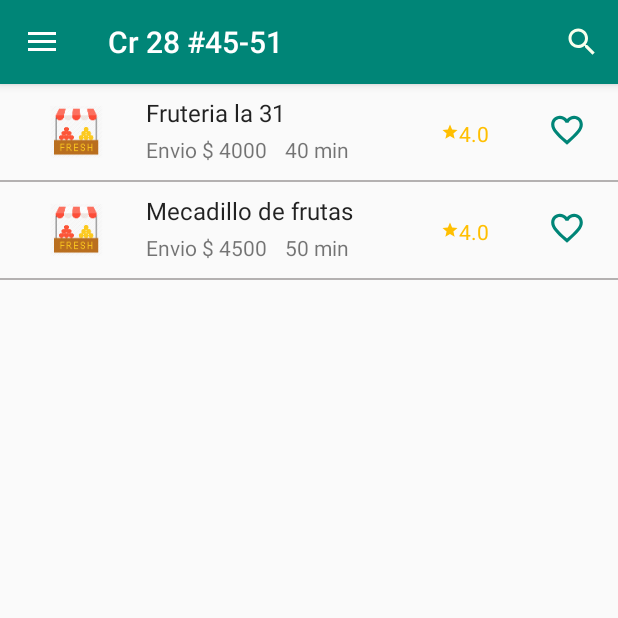
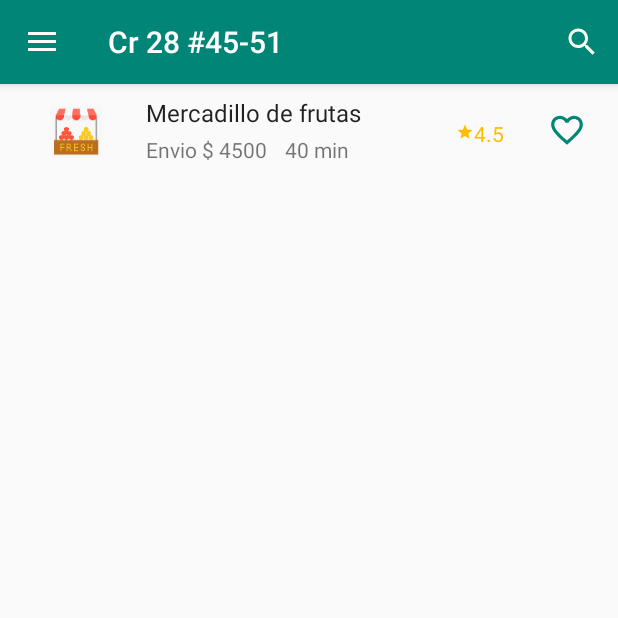
Before and after one commit to FabioGeney/ProyectoDeGrado, an Android app: the MercadilloFragment screen opened directly, with no data from a screen before it, on a phone screen of 412 x 824 dp, the top half of it. Run offline under Robolectric (Android 15) with nearby library versions, the phone set to English and light mode, and no system bars; our stand-ins replace Firebase (no records; nobody signed in at launch, a user with empty details on screens opened directly), Picasso.

Commit message:
lectura de datos FireBase
Se leen y guardan los datos de la coleccion mercadillo en MercadilloFragment. Se implemento RecyclerView y RecyclerAdapter MercadilloFragment y Adapter

```diff
--- a/merkatdillo-master/app/build.gradle
+++ b/merkatdillo-master/app/build.gradle
@@ -28,11 +28,13 @@ dependencies {
     implementation 'com.android.support:design:28.0.0-rc02'
     implementation 'com.google.firebase:firebase-auth:16.1.0'
     implementation 'com.squareup.picasso:picasso:2.5.2'
+    implementation 'com.google.firebase:firebase-database:16.0.1'
     testImplementation 'junit:junit:4.12'
     androidTestImplementation 'com.android.support.test:runner:1.0.2'
     androidTestImplementation 'com.android.support.test.espresso:espresso-core:3.0.2'
     implementation 'com.google.firebase:firebase-firestore:17.1.5'
     implementation 'com.android.support:multidex:1.0.3'
+    implementation 'com.android.support:recyclerview-v7:+'
 }
 
 apply plugin: 'com.google.gms.google-services'
--- a/merkatdillo-master/app/src/main/java/com/proyecto/marketdillo/MainActivity.java
+++ b/merkatdillo-master/app/src/main/java/com/proyecto/marketdillo/MainActivity.java
@@ -1,7 +1,6 @@
 package com.proyecto.marketdillo;
 
 import android.content.Intent;
-import android.graphics.Color;
 import android.support.annotation.NonNull;
 import android.support.v7.app.AppCompatActivity;
 import android.os.Bundle;
--- a/merkatdillo-master/app/src/main/java/com/proyecto/marketdillo/Mercadillo.java
+++ b/merkatdillo-master/app/src/main/java/com/proyecto/marketdillo/Mercadillo.java
@@ -3,17 +3,23 @@ package com.proyecto.marketdillo;
 public class Mercadillo {
     private String id;
     private String nombre;
+    private String calificacion;
     private String tiempoEntrega;
-    private float calificacion;
-    private int costoEnvio;
+    private String costoEnvio;
     private int imagen;
 
     Mercadillo(){
 
 
     };
+    public Mercadillo( String nombre, String calificacion, String tiempoEntrga, String costoEnvio){
+        this.nombre = nombre;
+        this.tiempoEntrega = tiempoEntrga;
+        this.calificacion = calificacion;
+        this.costoEnvio = costoEnvio;
+    }
 
-    public Mercadillo( String nombre, String tiempoEntrga, float calificacion, int costoEnvio, int imagen){
+    public Mercadillo( String nombre, String tiempoEntrga, String calificacion, String costoEnvio, int imagen){
         this.nombre = nombre;
         this.tiempoEntrega = tiempoEntrga;
         this.calificacion = calificacion;
@@ -21,7 +27,7 @@ public class Mercadillo {
         this.imagen = imagen;
     }
 
-    public Mercadillo( String id, String nombre, String tiempoEntrga, float calificacion, int costoEnvio, int imagen){
+    public Mercadillo( String id, String nombre, String tiempoEntrga, String calificacion, String costoEnvio, int imagen){
         this.id = id;
         this.nombre = nombre;
         this.tiempoEntrega = tiempoEntrga;
@@ -30,11 +36,11 @@ public class Mercadillo {
         this.imagen = imagen;
     }
 
-    public float getCalificacion() {
+    public String getCalificacion() {
         return calificacion;
     }
 
-    public int getCostoEnvio() {
+    public String getCostoEnvio() {
         return costoEnvio;
     }
 
@@ -46,7 +52,7 @@ public class Mercadillo {
         return imagen;
     }
 
-    public String getNombre() {
+    public  String getNombre() {
         return nombre;
     }
 
@@ -58,11 +64,11 @@ public class Mercadillo {
         this.imagen = imagen;
     }
 
-    public void setCalificacion(float calificacion) {
+    public void setCalificacion(String calificacion) {
         this.calificacion = calificacion;
     }
 
-    public void setCostoEnvio(int costoEnvio) {
+    public void setCostoEnvio(String costoEnvio) {
         this.costoEnvio = costoEnvio;
     }
 
@@ -78,15 +84,6 @@ public class Mercadillo {
         this.tiempoEntrega = tiempoEntrega;
     }
 
-    @Override
-    public String toString() {
-        return "Mercadillo{" +
-                "ID='" + id + '\'' +
-                "Nombre='" + nombre + '\'' +
-                ", TiempoEntrga='" + tiempoEntrega + '\'' +
-                ", Calificacion='" + calificacion + '\'' +
-                ", CostoEnvio='" + costoEnvio + '\'' +
-                '}';
-    }
+
 
 }
--- a/merkatdillo-master/app/src/main/java/com/proyecto/marketdillo/MercadilloAdapter.java
+++ b/merkatdillo-master/app/src/main/java/com/proyecto/marketdillo/MercadilloAdapter.java
@@ -1,14 +1,13 @@
 package com.proyecto.marketdillo;
 
-import android.annotation.SuppressLint;
+
 import android.content.Context;
-import android.content.Intent;
+import android.support.annotation.NonNull;
+import android.support.v7.widget.RecyclerView;
+
 import android.view.LayoutInflater;
-import android.view.MotionEvent;
 import android.view.View;
 import android.view.ViewGroup;
-import android.widget.ArrayAdapter;
-import android.widget.ImageButton;
 import android.widget.ImageView;
 import android.widget.TextView;
 
@@ -16,40 +15,60 @@ import com.squareup.picasso.Picasso;
 
 import java.util.List;
 
-public class MercadilloAdapter extends ArrayAdapter<Mercadillo> {
-    Context context;
 
-    public MercadilloAdapter(Context context, List<Mercadillo> objects) {
-        super(context, 0, objects);
-        this.context = context;
+public class MercadilloAdapter extends RecyclerView.Adapter<MercadilloAdapter.ViewHolder> {
+
+    private List<Mercadillo> mercadillos;
+    private int layout;
+    private OnItemClickListener itemClickListener;
+    private Context context;
+
+    public  MercadilloAdapter(List<Mercadillo> mercadillos, int layout, OnItemClickListener itemClickListener ){
+        this.mercadillos = mercadillos;
+        this.layout = layout;
+        this.itemClickListener = itemClickListener;
+    }
+    @NonNull
+    @Override
+    public ViewHolder onCreateViewHolder(@NonNull ViewGroup viewGroup, int i) {
+        View v = LayoutInflater.from(viewGroup.getContext()).inflate(layout, viewGroup, false);
+        context = viewGroup.getContext();
+        ViewHolder viewHolder = new ViewHolder(v);
+        return viewHolder;
     }
 
-    @SuppressLint({"ResourceAsColor", "ClickableViewAccessibility"})
-    public View getView(int position, View convertView, ViewGroup parent) {
-        // Obtener inflater.
-        LayoutInflater inflater = (LayoutInflater) getContext()
-                .getSystemService(Context.LAYOUT_INFLATER_SERVICE);
+    @Override
+    public void onBindViewHolder(@NonNull ViewHolder viewHolder, int i) {
+        viewHolder.bind(mercadillos.get(i),itemClickListener);
+    }
 
-        // ¿Existe el view actual?
-        if (null == convertView) {
-            convertView = inflater.inflate(
-                    R.layout.list_item_mercadillo,
-                    parent,
-                    false);
+    @Override
+    public int getItemCount() {
+        return mercadillos.size();
     }
-        final ImageView favorito = convertView.findViewById(R.id.favorito);
-        ImageView imagen = (ImageView) convertView.findViewById(R.id.imagen);
-        TextView nombre = (TextView) convertView.findViewById(R.id.nombre);
-        TextView costoEnvio = (TextView)convertView.findViewById(R.id.costoEnvio);
-        TextView tiempoEnvio = (TextView)convertView.findViewById(R.id.tiempoEnvio);
-        TextView calificacion = convertView.findViewById(R.id.calificacion);
-        Mercadillo mercadillo = getItem(position);
 
+    public class ViewHolder extends RecyclerView.ViewHolder {
+        public ImageView favorito;
+        public ImageView imagen;
+        public TextView nombre ;
+        public TextView costoEnvio ;
+        public TextView tiempoEnvio;
+        public TextView calificacion ;
+        public ViewHolder(@NonNull View itemView) {
+            super(itemView);
+             favorito = (ImageView) itemView.findViewById(R.id.favorito);
+             imagen = (ImageView) itemView.findViewById(R.id.imagen);
+             nombre = (TextView) itemView.findViewById(R.id.nombre);
+             costoEnvio = (TextView)itemView.findViewById(R.id.costoEnvio);
+             tiempoEnvio = (TextView)itemView.findViewById(R.id.tiempoEnvio);
+             calificacion = (TextView) itemView.findViewById(R.id.calificacion);
+        }
+        public void bind( final Mercadillo mercadillo, final OnItemClickListener listener){
             Picasso.with(context).load(mercadillo.getImagen()).fit().into(imagen);
             nombre.setText( mercadillo.getNombre());
             costoEnvio.setText("Envio $ " +mercadillo.getCostoEnvio() );
             tiempoEnvio.setText( mercadillo.getTiempoEntrega());
-        calificacion.setText(  Float.toString(mercadillo.getCalificacion()));
+            calificacion.setText(  mercadillo.getCalificacion());
 
             final boolean[] click = {true};
 
@@ -66,8 +85,19 @@ public class MercadilloAdapter extends ArrayAdapter<Mercadillo> {
                 }
             });
 
+            itemView.setOnClickListener(new View.OnClickListener() {
+                @Override
+                public void onClick(View v) {
+                    listener.OnItemClick(mercadillo, getAdapterPosition());
+                }
+            });
 
-        this.notifyDataSetChanged();
-        return convertView;
+
         }
     }
+
+    public interface OnItemClickListener{
+        void OnItemClick(Mercadillo mercadillo, int posicion);
+
+    }
+}
--- a/merkatdillo-master/app/src/main/java/com/proyecto/marketdillo/MercadilloFragment.java
+++ b/merkatdillo-master/app/src/main/java/com/proyecto/marketdillo/MercadilloFragment.java
@@ -2,18 +2,30 @@ package com.proyecto.marketdillo;
 
 
 import android.content.Intent;
-import android.media.MediaCas;
 import android.os.Bundle;
+import android.support.annotation.NonNull;
 import android.support.v4.app.Fragment;
+import android.support.v7.widget.LinearLayoutManager;
+import android.support.v7.widget.RecyclerView;
+import android.util.Log;
 import android.view.LayoutInflater;
 import android.view.View;
 import android.view.ViewGroup;
-import android.widget.AdapterView;
-import android.widget.ListView;
+
+import android.widget.Toast;
+
+import com.google.android.gms.tasks.OnCompleteListener;
+import com.google.android.gms.tasks.Task;
+
+import com.google.firebase.firestore.FirebaseFirestore;
+import com.google.firebase.firestore.QueryDocumentSnapshot;
+import com.google.firebase.firestore.QuerySnapshot;
 
 import java.util.ArrayList;
 import java.util.HashMap;
 import java.util.List;
+
+import static android.support.constraint.Constraints.TAG;
 
 
 /**
@@ -22,9 +34,11 @@ import java.util.List;
  * create an instance of this fragment.
  */
 public class MercadilloFragment extends Fragment {
-    private ListView mercadilloList;
-    private MercadilloAdapter mercadilloAdapter;
-    private HashMap<String, Mercadillo> mercadillos1 = new HashMap<>();
+    private RecyclerView mRecyclerView;
+    private RecyclerView.Adapter mercadilloAdapter;
+    private RecyclerView.LayoutManager layoutManager;
+    private List<Mercadillo> mercadillos1;
+
 
 
 
@@ -51,31 +65,54 @@ public class MercadilloFragment extends Fragment {
                              Bundle savedInstanceState) {
 
         View root = inflater.inflate(R.layout.fragment_mercadillo, container, false);
-        Mercadillo p = new Mercadillo("Mecadillo de frutas ", "50 min", 4, 4500, R.mipmap.ic_merca_image);
-        saveMercadillo(p);
-        saveMercadillo(new Mercadillo("Fruteria la 31 ", "40 min", 4, 4000, R.mipmap.ic_merca_image));
+        mercadillos1 = getMercadillos();
+
+        layoutManager = new LinearLayoutManager(getContext());
         // Instancia del ListView.
-        mercadilloList = (ListView) root.findViewById(R.id.mercadillo_list);
-        // Inicializar el adaptador con la fuente de datos.
-        mercadilloAdapter = new MercadilloAdapter(getActivity(), getMercadillos());
-        //Relacionando la lista con el adaptador
-        mercadilloList.setAdapter(mercadilloAdapter);
+        mRecyclerView = (RecyclerView) root.findViewById(R.id.mercadillo_Recycler);
 
-        mercadilloList.setOnItemClickListener(new AdapterView.OnItemClickListener() {
-            @Override
-            public void onItemClick(AdapterView<?> parent, View view, int position, long id) {
-                Intent intent = new Intent(getContext(), VistaProductosMercadillo.class);
-                startActivity(intent);
-            }
-        });
         return root;
     }
-    private void saveMercadillo(Mercadillo mercadillo) {
-        mercadillos1.put(mercadillo.getNombre(), mercadillo);
-    }
+
     public List<Mercadillo> getMercadillos() {
-        return new ArrayList<>(mercadillos1.values());
+        final ArrayList<Mercadillo> mercadillos = new ArrayList<>();
+        mercadillos.add(new Mercadillo("Mercadillo de frutas", "40 min", "4.5", "4500", R.mipmap.ic_merca_image));
+
+        FirebaseFirestore db = FirebaseFirestore.getInstance();
+        db.collection("Mercadillo")
+                .get()
+                .addOnCompleteListener(new OnCompleteListener<QuerySnapshot>() {
+                    @Override
+                    public void onComplete(@NonNull Task<QuerySnapshot> task) {
+                        if (task.isSuccessful()) {
+                            for (QueryDocumentSnapshot document : task.getResult()) {
+
+                                Mercadillo mercadillo = document.toObject(Mercadillo.class);
+
+                                mercadillo.setImagen(R.mipmap.ic_merca_image);
+                                mercadillos.add(mercadillo);
+
+                            }
+                            // Inicializar el adaptador con la fuente de datos.
+
+                            mercadilloAdapter = new MercadilloAdapter(mercadillos1, R.layout.list_item_mercadillo, new MercadilloAdapter.OnItemClickListener() {
+                                @Override
+                                public void OnItemClick(Mercadillo mercadillo, int posicion) {
+                                    Toast.makeText(getContext(), mercadillo.getNombre(), Toast.LENGTH_SHORT).show();
+                                }
+                            });
+                            //Relacionando la lista con el adaptador
+                            mRecyclerView.setLayoutManager(layoutManager);
+                            mRecyclerView.setAdapter(mercadilloAdapter);
+
+
+                        } else {
+                            Log.d(TAG, "Error getting documents: ", task.getException());
+                        }
+                    }
+                });
+
+        return mercadillos;
     }
 
-
 }
--- a/merkatdillo-master/app/src/main/java/com/proyecto/marketdillo/VistaUsuarios.java
+++ b/merkatdillo-master/app/src/main/java/com/proyecto/marketdillo/VistaUsuarios.java
@@ -4,6 +4,7 @@ import android.content.Intent;
 import android.os.Bundle;
 import android.support.design.widget.FloatingActionButton;
 import android.support.design.widget.Snackbar;
+
 import android.support.v4.app.FragmentManager;
 import android.support.v7.widget.SearchView;
 import android.view.View;
@@ -13,6 +14,7 @@ import android.support.v4.widget.DrawerLayout;
 import android.support.v7.app.ActionBarDrawerToggle;
 import android.support.v7.app.AppCompatActivity;
 import android.support.v7.widget.Toolbar;
+
 import android.view.Menu;
 import android.view.MenuItem;
 
--- a/merkatdillo-master/app/src/main/res/layout-normal/list_item_mercadillo.xml
+++ b/merkatdillo-master/app/src/main/res/layout-normal/list_item_mercadillo.xml
@@ -49,7 +49,7 @@
         android:id="@+id/calificacion"
         android:layout_width="wrap_content"
         android:layout_height="wrap_content"
-        android:layout_marginRight="70dp"
+        android:layout_marginRight="60dp"
         android:layout_marginTop="15dp"
         android:layout_alignParentRight="true"
         android:textColor="#ffbf00"
@@ -83,7 +83,7 @@
         android:layout_alignParentEnd="true"
         android:layout_alignParentRight="true"
         android:layout_centerVertical="true"
-        android:layout_marginRight="90dp"
+        android:layout_marginRight="80dp"
         app:srcCompat="@drawable/ic_estrella"
         tools:ignore="VectorDrawableCompat" />
 
--- a/merkatdillo-master/app/src/main/res/layout/fragment_mercadillo.xml
+++ b/merkatdillo-master/app/src/main/res/layout/fragment_mercadillo.xml
@@ -5,11 +5,12 @@
     android:paddingTop="0dp"
     >
 
-    <ListView
-        android:id="@+id/mercadillo_list"
+    <android.support.v7.widget.RecyclerView
+        android:id="@+id/mercadillo_Recycler"
         android:layout_width="match_parent"
-        android:layout_height="445dp"
-        android:divider="#B4B1B1"
-        android:dividerHeight="1dp"/>
+        android:layout_height="match_parent"
+        />
+
+
 
 </FrameLayout>
```
Lines whose indentation alone changed are shown as unchanged.
